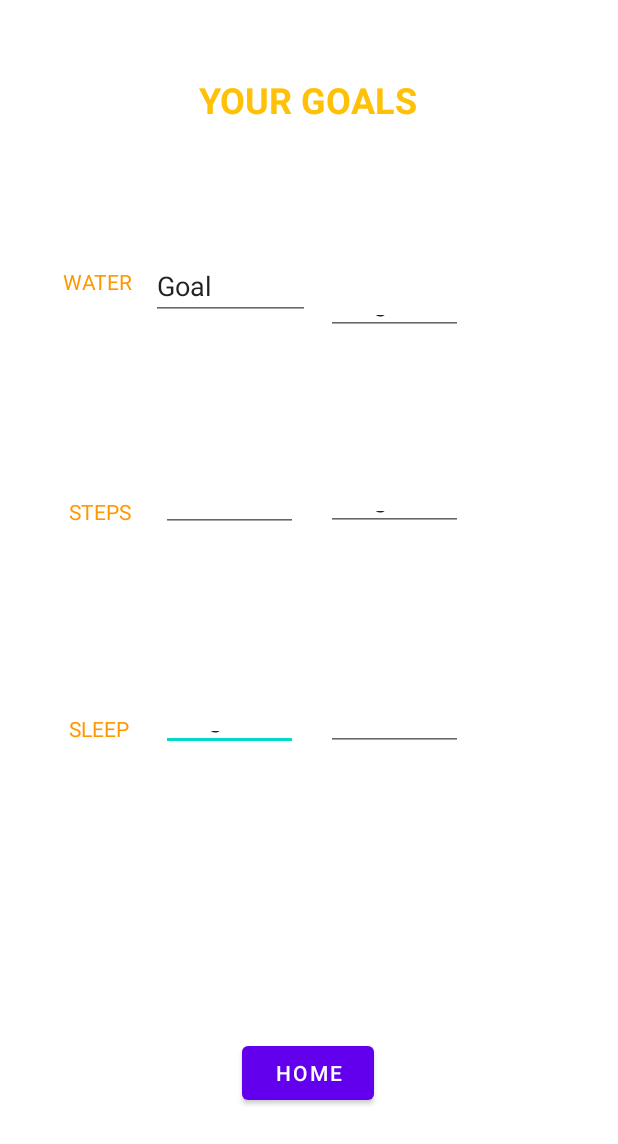
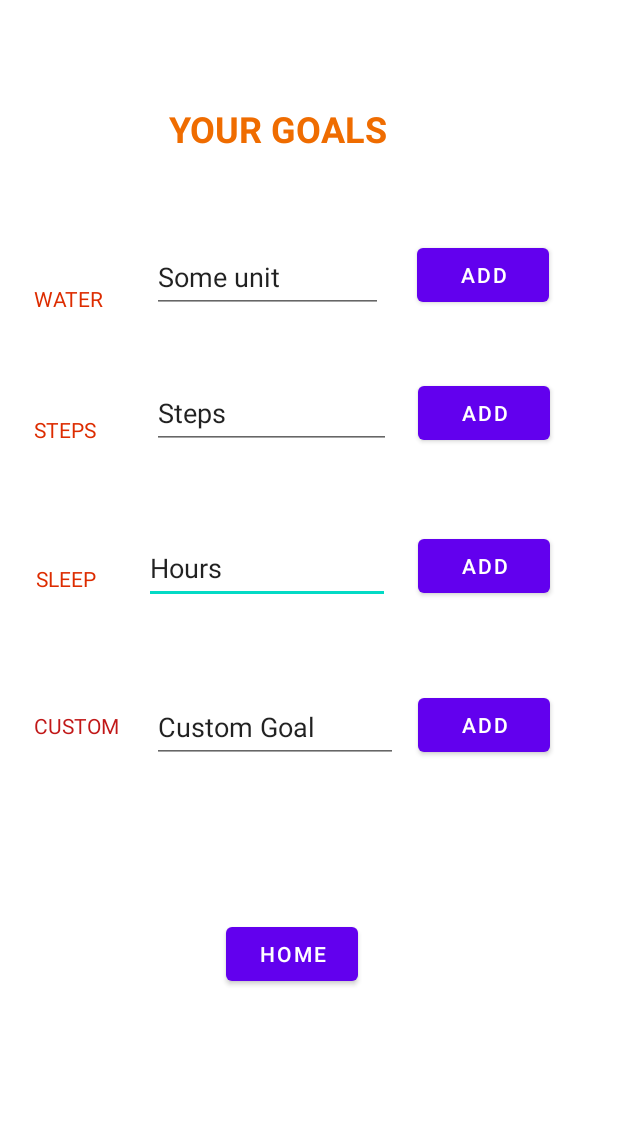
Before and after one commit to matnafu2/In-My-Garden, an Android app: the layout activity_goals.xml on its own in the app's theme, with its tools: preview values and no code run, on a phone screen of 412 x 824 dp. Shown: the top 1144 px of the screen. Run offline under Robolectric (Android 15) with nearby library versions, the phone set to English and light mode, and no system bars.

Commit message:
some goals stuff

```diff
--- a/app/src/main/java/com/example/inmygarden/GoalsActivity.kt
+++ b/app/src/main/java/com/example/inmygarden/GoalsActivity.kt
@@ -1,9 +1,86 @@
 package com.example.inmygarden
 
+import android.os.Bundle
+import android.widget.Button
+import android.widget.EditText
 import androidx.appcompat.app.AppCompatActivity
+import androidx.lifecycle.ViewModelProvider
+
 
 class GoalsActivity : AppCompatActivity() {
 
+    //buttons and text boxes for the goals page
+
+    private lateinit var btnWater: Button
+    private lateinit var btnSleep: Button
+    private lateinit var btnSteps: Button
+    private lateinit var btnCustom: Button
+    private lateinit var btnHome: Button
+
+    private lateinit var editWater: EditText
+    private lateinit var editSleep: EditText
+    private lateinit var editSteps: EditText
+    private lateinit var editCustom: EditText
+
+    private lateinit var goalsViewModel: GoalsViewModel
 
 
+
+
+    public override fun onCreate(savedInstanceState: Bundle?) {
+        super.onCreate(savedInstanceState)
+        setContentView(R.layout.activity_goals)
+
+
+
+        goalsViewModel = ViewModelProvider(MainActivity())[GoalsViewModel::class.java]
+        goalsViewModel.bindToActivityLifecycle(MainActivity())
+
+        btnWater = findViewById(R.id.water_button)
+        btnSleep = findViewById(R.id.sleep_button)
+        btnSteps = findViewById(R.id.steps_button)
+        btnCustom = findViewById(R.id.custom_button)
+        btnHome = findViewById(R.id.home_button)
+
+        editWater = findViewById(R.id.text_water)
+        editSleep = findViewById(R.id.text_sleep)
+        editSteps = findViewById(R.id.text_steps)
+        editCustom = findViewById(R.id.text_custom)
+
+        //here i am putting actions for each button press .. in progress
+
+        btnWater.setOnClickListener {
+            val temp = editWater.text
+            goalsViewModel.goals.value!!["Water"] = temp.toString().toInt()
+            goalsViewModel.dailyTotal.value!!.plus(1)
+            editWater.setText("")
+        }
+
+        btnSleep.setOnClickListener {
+            val temp = editSleep.text
+            goalsViewModel.goals.value!!["Sleep"] = temp.toString().toInt()
+            goalsViewModel.dailyTotal.value!!.plus(1)
+            editSleep.setText("")
+        }
+
+        btnSteps.setOnClickListener {
+            val temp = editSteps.text
+            goalsViewModel.goals.value!!["Steps"] = temp.toString().toInt()
+            goalsViewModel.dailyTotal.value!!.plus(1)
+            editSteps.setText("")
+        }
+
+        btnCustom.setOnClickListener {
+            val temp = editCustom.text
+
+            editSteps.setText("")
+        }
+
+        btnHome.setOnClickListener {
+
+        }
+
+
+    }
+
 }
--- a/app/src/main/java/com/example/inmygarden/GoalsViewModel.kt
+++ b/app/src/main/java/com/example/inmygarden/GoalsViewModel.kt
@@ -9,9 +9,9 @@ class GoalsViewModel : ViewModel(), DefaultLifecycleObserver {
      * to a pair of integers. The first integer is the current progress (likely
      * beginning at 0), and the second integer is the goal.
      */
-    private val _goals: MutableLiveData<HashMap<String, Pair<Int, Int>>> =
-        MutableLiveData<HashMap<String, Pair<Int, Int>>>()
-    internal val goals: LiveData<HashMap<String, Pair<Int, Int>>>
+    private val _goals: MutableLiveData<HashMap<String, Int>> =
+        MutableLiveData<HashMap<String, Int>>()
+    internal val goals: LiveData<HashMap<String, Int>>
         get() = _goals
 
     // Holds the current number of completed goals for the day
@@ -32,10 +32,10 @@ class GoalsViewModel : ViewModel(), DefaultLifecycleObserver {
 
     internal fun setDefaultGoals() {
         // if no goals set
-        _goals.value = HashMap<String, Pair<Int, Int>>()
-        _goals.value!!["Steps"] = Pair(0, 1000)
-        _goals.value!!["Water"] = Pair(0, 6)
-        _goals.value!!["Sleep"] = Pair(0, 8)
+        _goals.value = HashMap<String, Int>()
+        _goals.value!!["Steps"] = 1000
+        _goals.value!!["Water"] = 40
+        _goals.value!!["Sleep"] = 7
 
         _dailyComplete.value = 0
         _dailyTotal.value = 3
--- a/app/src/main/java/com/example/inmygarden/MainActivity.kt
+++ b/app/src/main/java/com/example/inmygarden/MainActivity.kt
@@ -8,8 +8,11 @@ import com.example.inmygarden.databinding.ActivityMainBinding
 
 // Binding to XML layout
 private lateinit var binding: ActivityMainBinding
+
 // View Model for keeping track of goals and their progress
-private lateinit var goalsViewModel: GoalsViewModel
+lateinit var goalsViewModel: GoalsViewModel
+
+
 // View Model for keeping track of garden state
 private lateinit var gardenviewModel: GardenViewModel
 
@@ -39,10 +42,16 @@ class MainActivity : AppCompatActivity() {
 //            startActivity(startGardenIntent)
         }
 
+
+
         // Create goals view model
         goalsViewModel = GoalsViewModel()
         // Tie the GoalsViewModel to the MainActivity lifecycle
         goalsViewModel.bindToActivityLifecycle(this)
+
+
+
+
 
         // Call function that watches for changes in the daily goal completion total
         beginObservingGoals()
@@ -50,11 +59,14 @@ class MainActivity : AppCompatActivity() {
         // Either sets goals to defaults or retrieves goals set by user
         goalsViewModel.setDefaultGoals()
 
+
+
         // Create garden view model
         gardenviewModel = GardenViewModel()
         // Tie the GardenViewModel to the MainActivity lifecycle
         gardenviewModel.bindToActivityLifecycle(this)
     }
+
 
     private fun beginObservingGoals() {
         // Set observer so that the text within the goals navigation button changes to reflect
@@ -68,6 +80,9 @@ class MainActivity : AppCompatActivity() {
                 )
             }
         }
+
+
+
 //>>>>>>> 6bcee9ab7022f21162e6db7a978045159d6a238e
     }
 }
--- a/app/src/main/res/layout/activity_goals.xml
+++ b/app/src/main/res/layout/activity_goals.xml
@@ -10,152 +10,200 @@
 
 
     <EditText
-        android:id="@+id/editTextTextPersonName8"
-        android:layout_width="91dp"
-        android:layout_height="23dp"
+        android:id="@+id/text_sleep"
+        android:layout_width="164dp"
+        android:layout_height="48dp"
+        android:autofillHints=""
         android:ems="10"
+        android:hint="@string/progress_string"
         android:inputType="textPersonName"
-        android:text="@string/progress_string"
+
+        android:text="@string/hr"
         app:layout_constraintBottom_toBottomOf="parent"
         app:layout_constraintEnd_toEndOf="parent"
-        app:layout_constraintHorizontal_bias="0.334"
+        app:layout_constraintHorizontal_bias="0.388"
         app:layout_constraintStart_toStartOf="parent"
         app:layout_constraintTop_toTopOf="parent"
-        app:layout_constraintVertical_bias="0.596" />
+        app:layout_constraintVertical_bias="0.457" />
 
     <EditText
-        android:id="@+id/editTextTextPersonName9"
-        android:layout_width="91dp"
-        android:layout_height="23dp"
+        android:id="@+id/text_steps"
+        android:layout_width="159dp"
+        android:layout_height="48dp"
+        android:autofillHints=""
         android:ems="10"
+        android:hint="@string/progress_string"
         android:inputType="textPersonName"
-        android:text="@string/goal_string"
+        android:text="@string/step"
         app:layout_constraintBottom_toBottomOf="parent"
         app:layout_constraintEnd_toEndOf="parent"
-        app:layout_constraintHorizontal_bias="0.678"
+        app:layout_constraintHorizontal_bias="0.4"
         app:layout_constraintStart_toStartOf="parent"
         app:layout_constraintTop_toTopOf="parent"
-        app:layout_constraintVertical_bias="0.596" />
-
-    <EditText
-        android:id="@+id/editTextTextPersonName7"
-        android:layout_width="91dp"
-        android:layout_height="23dp"
-        android:ems="10"
-        android:inputType="textPersonName"
-        android:text="@string/progress_string"
-        app:layout_constraintBottom_toBottomOf="parent"
-        app:layout_constraintEnd_toEndOf="parent"
-        app:layout_constraintHorizontal_bias="0.678"
-        app:layout_constraintStart_toStartOf="parent"
-        app:layout_constraintTop_toTopOf="parent"
-        app:layout_constraintVertical_bias="0.413" />
-
-    <EditText
-        android:id="@+id/editTextTextPersonName6"
-        android:layout_width="91dp"
-        android:layout_height="23dp"
-        android:ems="10"
-        android:inputType="textPersonName"
-        android:text="@string/goal_string"
-        app:layout_constraintBottom_toTopOf="@+id/editTextTextPersonName8"
-        app:layout_constraintEnd_toEndOf="parent"
-        app:layout_constraintHorizontal_bias="0.334"
-        app:layout_constraintStart_toStartOf="parent"
-        app:layout_constraintTop_toBottomOf="@+id/goals"
-        app:layout_constraintVertical_bias="0.669" />
-
-    <EditText
-        android:id="@+id/editTextTextPersonName5"
-        android:layout_width="91dp"
-        android:layout_height="23dp"
-        android:ems="10"
-        android:inputType="textPersonName"
-        android:text="@string/progress_string"
-        app:layout_constraintBottom_toTopOf="@+id/editTextTextPersonName7"
-        app:layout_constraintEnd_toEndOf="parent"
-        app:layout_constraintHorizontal_bias="0.55"
-        app:layout_constraintStart_toEndOf="@+id/water"
-        app:layout_constraintTop_toBottomOf="@+id/goals"
-        app:layout_constraintVertical_bias="0.522" />
+        app:layout_constraintVertical_bias="0.324" />
 
     <TextView
         android:id="@+id/goals"
         android:layout_width="wrap_content"
         android:layout_height="wrap_content"
         android:layout_margin="50dp"
-        android:layout_marginTop="16dp"
         android:text="@string/goals_top_string"
         android:textAppearance="@style/TextAppearance.AppCompat.Headline"
-        android:textColor="#FFC107"
+        android:textColor="#EF6C00"
         android:textStyle="bold"
+        app:layout_constraintBottom_toBottomOf="parent"
         app:layout_constraintEnd_toEndOf="parent"
-        app:layout_constraintHorizontal_bias="0.498"
+        app:layout_constraintHorizontal_bias="0.379"
         app:layout_constraintStart_toStartOf="parent"
-        app:layout_constraintTop_toTopOf="parent" />
+        app:layout_constraintTop_toTopOf="parent"
+        app:layout_constraintVertical_bias="0.028" />
 
     <TextView
         android:id="@+id/water"
         android:layout_width="49dp"
         android:layout_height="25dp"
         android:text="@string/water_string"
-        android:textColor="#FF9800"
-        app:layout_constraintBottom_toTopOf="@+id/steps"
-        app:layout_constraintEnd_toStartOf="@+id/goals"
+        android:textColor="#DD2C00"
+        app:layout_constraintBottom_toBottomOf="parent"
+        app:layout_constraintEnd_toEndOf="parent"
+        app:layout_constraintHorizontal_bias="0.063"
         app:layout_constraintStart_toStartOf="parent"
-        app:layout_constraintTop_toTopOf="@+id/goals" />
+        app:layout_constraintTop_toTopOf="parent"
+        app:layout_constraintVertical_bias="0.237" />
 
     <TextView
         android:id="@+id/steps"
         android:layout_width="wrap_content"
         android:layout_height="wrap_content"
         android:text="@string/steps_string"
-        android:textColor="#FF9800"
-        app:layout_constraintBottom_toTopOf="@+id/sleep"
-        app:layout_constraintEnd_toStartOf="@+id/goals"
+        android:textColor="#DD2C00"
+        app:layout_constraintBottom_toBottomOf="parent"
+        app:layout_constraintEnd_toEndOf="parent"
+        app:layout_constraintHorizontal_bias="0.062"
         app:layout_constraintStart_toStartOf="parent"
-        app:layout_constraintTop_toBottomOf="@+id/goals"
-        app:layout_constraintVertical_bias="0.665" />
+        app:layout_constraintTop_toTopOf="parent"
+        app:layout_constraintVertical_bias="0.344" />
 
     <TextView
         android:id="@+id/sleep"
         android:layout_width="wrap_content"
         android:layout_height="wrap_content"
         android:text="@string/sleep_string"
-        android:textColor="#FF9800"
-        app:layout_constraintBottom_toTopOf="@+id/button"
-        app:layout_constraintEnd_toEndOf="@+id/steps"
-        app:layout_constraintHorizontal_bias="0.116"
-        app:layout_constraintStart_toStartOf="@+id/steps"
-        app:layout_constraintTop_toBottomOf="@+id/goals"
-        app:layout_constraintVertical_bias="0.667" />
+        android:textColor="#DD2C00"
+        app:layout_constraintBottom_toBottomOf="parent"
+        app:layout_constraintEnd_toEndOf="parent"
+        app:layout_constraintHorizontal_bias="0.064"
+        app:layout_constraintStart_toStartOf="parent"
+        app:layout_constraintTop_toTopOf="parent"
+        app:layout_constraintVertical_bias="0.467" />
 
     <Button
-        android:id="@+id/button"
+        android:id="@+id/home_button"
         android:layout_width="wrap_content"
         android:layout_height="wrap_content"
         android:text="@string/home_string"
         app:layout_constraintBottom_toBottomOf="parent"
         app:layout_constraintEnd_toEndOf="parent"
-        app:layout_constraintHorizontal_bias="0.498"
+        app:layout_constraintHorizontal_bias="0.464"
         app:layout_constraintStart_toStartOf="parent"
-        app:layout_constraintTop_toBottomOf="@+id/goals"
-        app:layout_constraintVertical_bias="0.878" />
+        app:layout_constraintTop_toTopOf="parent"
+        app:layout_constraintVertical_bias="0.789" />
 
     <EditText
-        android:id="@+id/editTextTextPersonName4"
-        android:layout_width="106dp"
-        android:layout_height="42dp"
+        android:id="@+id/text_water"
+        android:layout_width="154dp"
+        android:layout_height="48dp"
+        android:layout_marginStart="48dp"
+        android:autofillHints=""
         android:ems="10"
         android:hint="@string/progress_string"
         android:inputType="textPersonName"
-        android:text="@string/goal_string"
-        app:layout_constraintBottom_toTopOf="@+id/editTextTextPersonName6"
-        app:layout_constraintEnd_toStartOf="@+id/editTextTextPersonName5"
-        app:layout_constraintHorizontal_bias="0.457"
-        app:layout_constraintStart_toEndOf="@+id/water"
-        app:layout_constraintTop_toBottomOf="@+id/goals"
-        app:layout_constraintVertical_bias="0.43" />
+        android:text="@string/oz"
+        app:layout_constraintBottom_toBottomOf="parent"
+        app:layout_constraintEnd_toEndOf="parent"
+        app:layout_constraintHorizontal_bias="0.253"
+        app:layout_constraintStart_toStartOf="parent"
+        app:layout_constraintTop_toTopOf="parent"
+        app:layout_constraintVertical_bias="0.207" />
+
+    <TextView
+        android:id="@+id/custom"
+        android:layout_width="wrap_content"
+        android:layout_height="wrap_content"
+        android:text="@string/custom_goal"
+        android:textColor="#C11818"
+        android:textColorHighlight="#DF1F1F"
+        app:layout_constraintBottom_toBottomOf="parent"
+        app:layout_constraintEnd_toEndOf="parent"
+        app:layout_constraintHorizontal_bias="0.064"
+        app:layout_constraintStart_toStartOf="parent"
+        app:layout_constraintTop_toTopOf="parent"
+        app:layout_constraintVertical_bias="0.589" />
+
+    <EditText
+        android:id="@+id/text_custom"
+        android:layout_width="164dp"
+        android:layout_height="48dp"
+        android:autofillHints=""
+        android:ems="10"
+        android:inputType="textPersonName"
+        android:minHeight="48dp"
+        android:text="@string/cus"
+        app:layout_constraintBottom_toBottomOf="parent"
+        app:layout_constraintEnd_toEndOf="parent"
+        app:layout_constraintHorizontal_bias="0.408"
+        app:layout_constraintStart_toStartOf="parent"
+        app:layout_constraintTop_toTopOf="parent"
+        app:layout_constraintVertical_bias="0.594" />
+
+    <Button
+        android:id="@+id/water_button"
+        android:layout_width="wrap_content"
+        android:layout_height="wrap_content"
+        android:text="@string/button_add"
+        app:layout_constraintBottom_toBottomOf="parent"
+        app:layout_constraintEnd_toEndOf="parent"
+        app:layout_constraintHorizontal_bias="0.857"
+        app:layout_constraintStart_toStartOf="parent"
+        app:layout_constraintTop_toTopOf="parent"
+        app:layout_constraintVertical_bias="0.205"
+        tools:ignore="DuplicateSpeakableTextCheck" />
+
+    <Button
+        android:id="@+id/steps_button"
+        android:layout_width="wrap_content"
+        android:layout_height="wrap_content"
+        android:text="@string/button_add"
+        app:layout_constraintBottom_toBottomOf="parent"
+        app:layout_constraintEnd_toEndOf="parent"
+        app:layout_constraintHorizontal_bias="0.86"
+        app:layout_constraintStart_toStartOf="parent"
+        app:layout_constraintTop_toTopOf="parent"
+        app:layout_constraintVertical_bias="0.324" />
+
+    <Button
+        android:id="@+id/sleep_button"
+        android:layout_width="wrap_content"
+        android:layout_height="wrap_content"
+        android:text="@string/button_add"
+        app:layout_constraintBottom_toBottomOf="parent"
+        app:layout_constraintEnd_toEndOf="parent"
+        app:layout_constraintHorizontal_bias="0.86"
+        app:layout_constraintStart_toStartOf="parent"
+        app:layout_constraintTop_toTopOf="parent"
+        app:layout_constraintVertical_bias="0.455" />
+
+    <Button
+        android:id="@+id/custom_button"
+        android:layout_width="wrap_content"
+        android:layout_height="wrap_content"
+        android:text="@string/button_add"
+        app:layout_constraintBottom_toBottomOf="parent"
+        app:layout_constraintEnd_toEndOf="parent"
+        app:layout_constraintHorizontal_bias="0.86"
+        app:layout_constraintStart_toStartOf="parent"
+        app:layout_constraintTop_toTopOf="parent"
+        app:layout_constraintVertical_bias="0.592" />
 
 
 </androidx.constraintlayout.widget.ConstraintLayout>
--- a/app/src/main/res/values/strings.xml
+++ b/app/src/main/res/values/strings.xml
@@ -7,11 +7,18 @@
     <string name="home_string">HOME</string>
     <string name="progress_string">Progress</string>
     <string name="goal_string">Goal</string>
+    <string name="custom_goal">CUSTOM</string>
+    <string name="oz">Some unit</string>
+    <string name="hr">Hours</string>
+    <string name="step">Steps</string>
+    <string name="cus">Custom Goal</string>
 
-=======
+
+    =======
     <!--    Button Texts    -->
     <string name="goals_button">Goals: %1$s/%2$s</string>
     <string name="garden_button">Garden</string>
+    <string name="button_add">Add</string>
     <!--    Content Descriptions    -->
     <string name="flower_image">flower</string>
     <string name="checklist_image">checklist</string>
```
